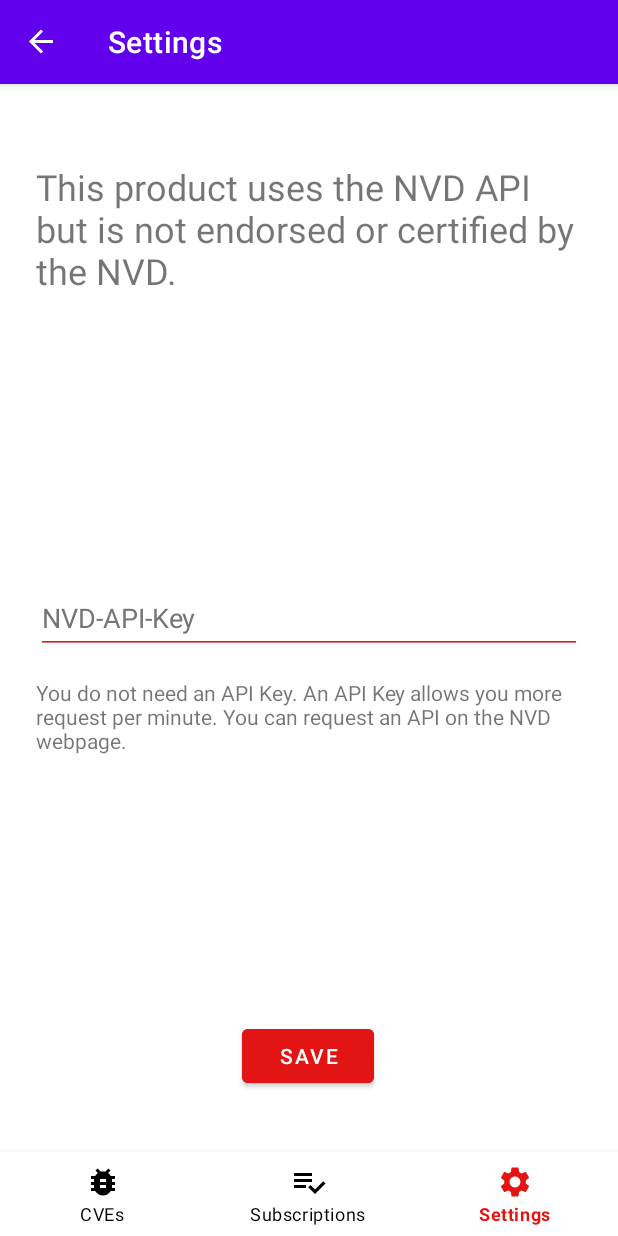
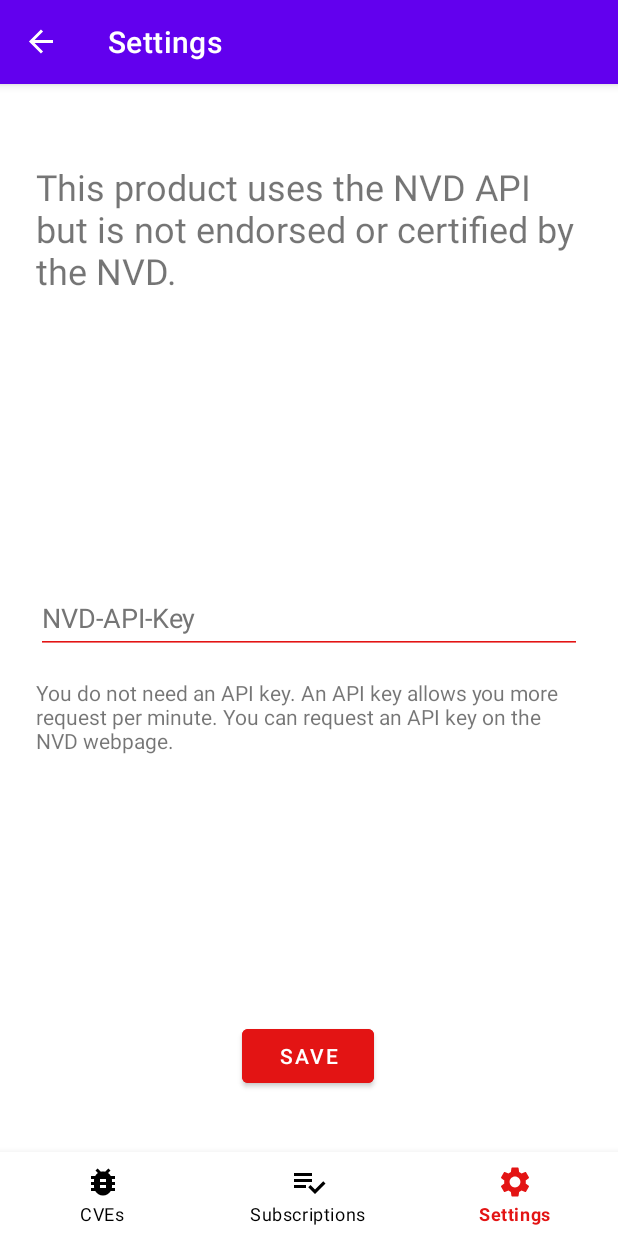
Before and after one commit to DustinOnGithub/CveAlertApp, an Android app: the SettingsFragment screen opened through its navigation route, on a phone screen of 412 x 824 dp. Run offline under Robolectric (Android 15) with nearby library versions, the phone set to English and light mode, and no system bars; our stand-ins replace Room's generated code, data binding, navigation-ui; 6 statements that could not run were skipped.

Commit message:
fix string

```diff
--- a/app/src/main/res/values/strings.xml
+++ b/app/src/main/res/values/strings.xml
@@ -34,7 +34,7 @@
     <string name="more_information_on_nvd">Visit nvd.nist.gov for more information</string>
     <string name="subscription">Subscription:</string>
     <string name="nvd_api_key">NVD-API-Key</string>
-    <string name="you_dont_need_an_api_key">You do not need an API Key. An API Key allows you more request per minute. You can request an API on the NVD webpage.</string>
+    <string name="you_dont_need_an_api_key">You do not need an API key. An API key allows you more request per minute. You can request an API key on the NVD webpage.</string>
     <string name="please_add_your_first_subscription">Please add your first subscription!</string>
     <string name="no_data">No active subscriptions or no new CVEs found for your subscriptions.</string>
     <string name="delete_subscription">delete Subscription</string>
```
